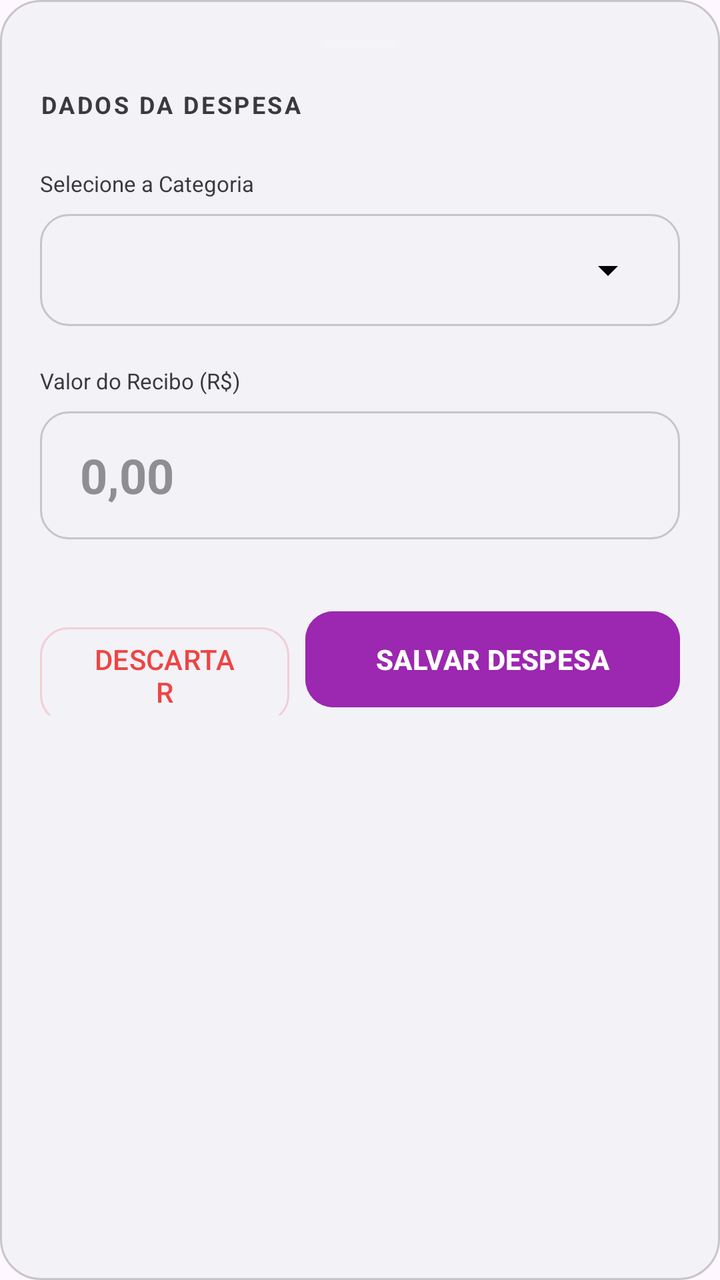
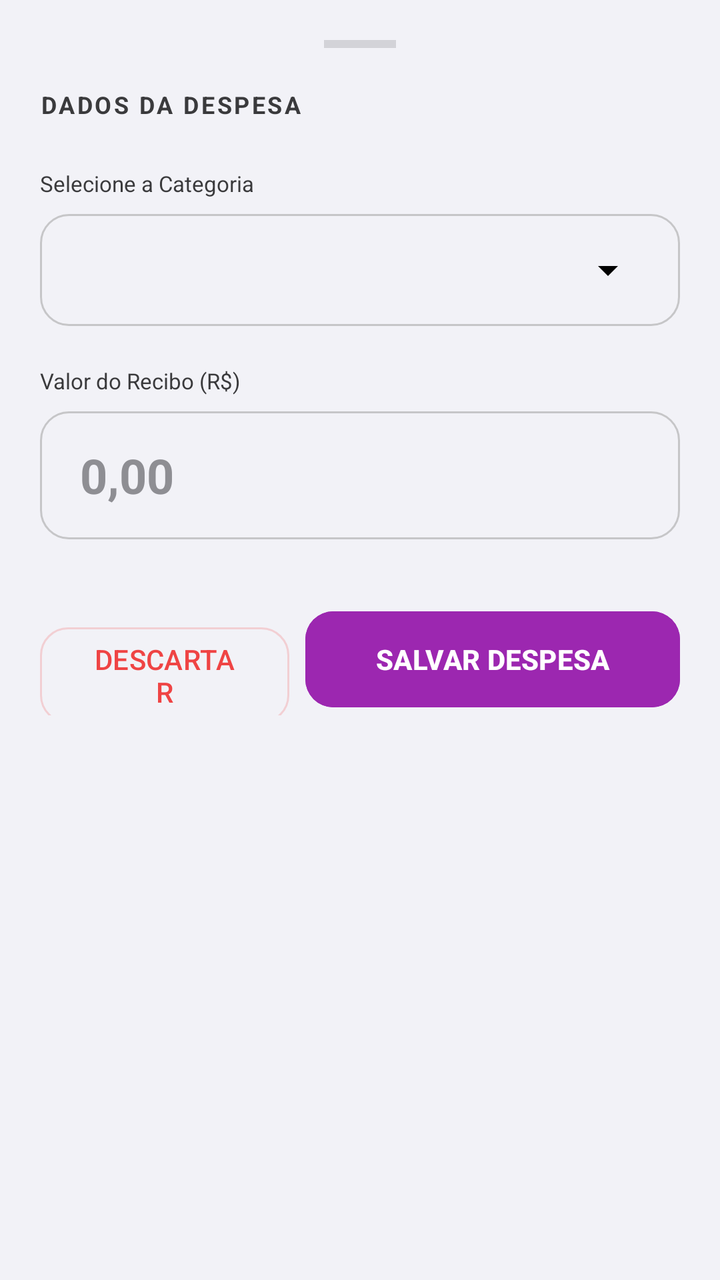

Two renders of the same Android screen: before a commit and after it. Below are the layout's source before the change and the commit's diff.
<!-- AndroidManifest.xml: application theme Theme.ControleKM -->
<!-- res/layout/layout_dialog_despesa.xml -->
<?xml version="1.0" encoding="utf-8"?>
<LinearLayout xmlns:android="http://schemas.android.com/apk/res/android"
    xmlns:app="http://schemas.android.com/apk/res-auto"
    android:layout_width="match_parent"
    android:layout_height="wrap_content"
    android:background="@drawable/bg_card_modern"
    android:orientation="vertical"
    android:padding="20dp"
    android:paddingBottom="32dp">

    <View
        android:layout_width="36dp"
        android:layout_height="4dp"
        android:layout_gravity="center_horizontal"
        android:background="#33FFFFFF"
        android:layout_marginBottom="20dp"/>

    <TextView
        android:id="@+id/txtTituloDespesa"
        android:layout_width="wrap_content"
        android:layout_height="wrap_content"
        android:text="DADOS DA DESPESA"
        android:textColor="@color/text_muted"
        android:textSize="12sp"
        android:textStyle="bold"
        android:letterSpacing="0.1"
        android:layout_marginBottom="24dp"/>

    
    <TextView
        android:id="@+id/txtLabelCategoria"
        android:layout_width="wrap_content"
        android:layout_height="wrap_content"
        android:text="Selecione a Categoria"
        android:textColor="@color/text_muted"
        android:textSize="11sp"
        android:layout_marginBottom="8dp"/>

    <FrameLayout
        android:id="@+id/containerSpinnerCategoria"
        android:layout_width="match_parent"
        android:layout_height="56dp"
        android:background="@drawable/bg_button_modern"
        android:paddingHorizontal="12dp"
        android:layout_marginBottom="20dp">
        <Spinner
            android:id="@+id/spinnerCategoria"
            android:layout_width="match_parent"
            android:layout_height="match_parent"
            android:backgroundTint="@color/text_main" />
    </FrameLayout>

    
    <TextView
        android:id="@+id/txtLabelValor"
        android:layout_width="wrap_content"
        android:layout_height="wrap_content"
        android:text="Valor do Recibo (R$)"
        android:textColor="@color/text_muted"
        android:textSize="11sp"
        android:layout_marginBottom="8dp"/>

    <EditText
        android:id="@+id/inputValorDespesa"
        android:layout_width="match_parent"
        android:layout_height="64dp"
        android:background="@drawable/bg_button_modern"
        android:hint="0,00"
        android:inputType="numberDecimal"
        android:paddingHorizontal="20dp"
        android:textColor="@color/text_main"
        android:textSize="24sp"
        android:textStyle="bold"
        android:textColorHint="@color/text_hint"
        android:layout_marginBottom="32dp"/>

    <LinearLayout
        android:layout_width="match_parent"
        android:layout_height="wrap_content"
        android:orientation="horizontal">

        <Button
            android:id="@+id/btnCancelarDespesa"
            android:layout_width="0dp"
            android:layout_height="56dp"
            android:layout_weight="1"
            android:text="DESCARTAR"
            android:backgroundTint="@android:color/transparent"
            android:textColor="#EF4444"
            app:strokeColor="#33EF4444"
            app:strokeWidth="1dp"
            android:layout_marginEnd="8dp"
            app:cornerRadius="14dp"/>

        <Button
            android:id="@+id/btnConfirmarDespesa"
            android:layout_width="0dp"
            android:layout_height="56dp"
            android:layout_weight="1.5"
            android:text="SALVAR DESPESA"
            android:backgroundTint="#9C27B0"
            android:textColor="#FFFFFF"
            android:textStyle="bold"
            app:cornerRadius="14dp"/>
    </LinearLayout>
</LinearLayout>
<!-- resources referenced by this layout -->
<resources>
  <color name="text_hint">#8E8E93</color>
  <color name="text_main">#000000</color>
  <color name="text_muted">#3A3A3C</color>
  <!-- drawable bg_button_modern (drawable) -->
  <?xml version="1.0" encoding="utf-8"?>
  <ripple xmlns:android="http://schemas.android.com/apk/res/android"
      android:color="#20FFFFFF">
      <item>
          <selector>
              <item android:state_selected="true">
                  <shape android:shape="rectangle">
                      <solid android:color="@color/surface" />
                      <corners android:radius="14dp" />
                      <stroke android:width="2dp" android:color="#EF4444" />
                  </shape>
              </item>
              <item>
                  <shape android:shape="rectangle">
                      <solid android:color="@color/surface" />
                      <corners android:radius="14dp" />
                      <stroke android:width="1dp" android:color="@color/border_color" />
                  </shape>
              </item>
          </selector>
      </item>
  </ripple>
  <!-- drawable bg_card_modern (drawable) -->
  <?xml version="1.0" encoding="utf-8"?>
  <shape xmlns:android="http://schemas.android.com/apk/res/android">
      <solid android:color="@color/surface" />
      <corners android:radius="20dp" />
      <stroke android:width="1dp" android:color="@color/border_color" />
  </shape>
  <style name="Theme.ControleKM" parent="Base.Theme.ControleKM">
          <item name="bottomSheetDialogTheme">@style/CustomBottomSheetDialog</item>
      </style>
  <color name="surface">#F2F2F7</color>
  <color name="border_color">#C6C6C8</color>
  <style name="Base.Theme.ControleKM" parent="Theme.Material3.DayNight.NoActionBar">
          
          
      </style>
  <style name="CustomBottomSheetDialog" parent="Theme.Design.Light.BottomSheetDialog">
          <item name="bottomSheetStyle">@style/CustomBottomSheetStyle</item>
      </style>
  <style name="CustomBottomSheetStyle" parent="Widget.Design.BottomSheet.Modal">
          <item name="android:background">@android:color/transparent</item>
      </style>
</resources>

<!-- the commit's change to res/layout/layout_dialog_despesa.xml (unified diff, before → after) -->
@@ -3,7 +3,7 @@
     xmlns:app="http://schemas.android.com/apk/res-auto"
     android:layout_width="match_parent"
     android:layout_height="wrap_content"
-    android:background="@drawable/bg_card_modern"
+    android:background="@color/surface"
     android:orientation="vertical"
     android:padding="20dp"
     android:paddingBottom="32dp">
@@ -12,7 +12,8 @@
         android:layout_width="36dp"
         android:layout_height="4dp"
         android:layout_gravity="center_horizontal"
-        android:background="#33FFFFFF"
+        android:background="@color/text_hint"
+        android:alpha="0.3"
         android:layout_marginBottom="20dp"/>
 
     <TextView
<!-- resource entries referenced after the edit -->
@@ -26,13 +26,6 @@
           </selector>
       </item>
   </ripple>
-  <!-- drawable bg_card_modern (drawable) -->
-  <?xml version="1.0" encoding="utf-8"?>
-  <shape xmlns:android="http://schemas.android.com/apk/res/android">
-      <solid android:color="@color/surface" />
-      <corners android:radius="20dp" />
-      <stroke android:width="1dp" android:color="@color/border_color" />
-  </shape>
   <style name="Theme.ControleKM" parent="Base.Theme.ControleKM">
           <item name="bottomSheetDialogTheme">@style/CustomBottomSheetDialog</item>
       </style>
@@ -40,12 +33,11 @@
   <color name="border_color">#C6C6C8</color>
   <style name="Base.Theme.ControleKM" parent="Theme.Material3.DayNight.NoActionBar">
           
-          
       </style>
-  <style name="CustomBottomSheetDialog" parent="Theme.Design.Light.BottomSheetDialog">
+  <style name="CustomBottomSheetDialog" parent="Theme.Material3.DayNight.BottomSheetDialog">
           <item name="bottomSheetStyle">@style/CustomBottomSheetStyle</item>
       </style>
-  <style name="CustomBottomSheetStyle" parent="Widget.Design.BottomSheet.Modal">
+  <style name="CustomBottomSheetStyle" parent="Widget.Material3.BottomSheet.Modal">
           <item name="android:background">@android:color/transparent</item>
       </style>
 </resources>
